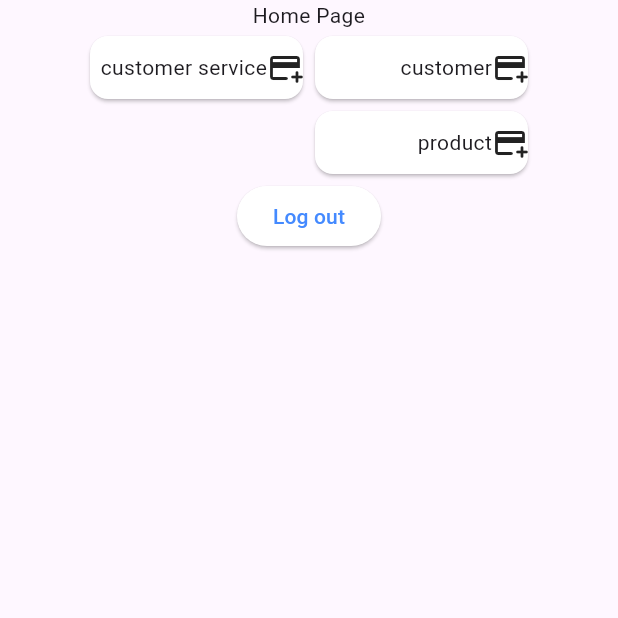
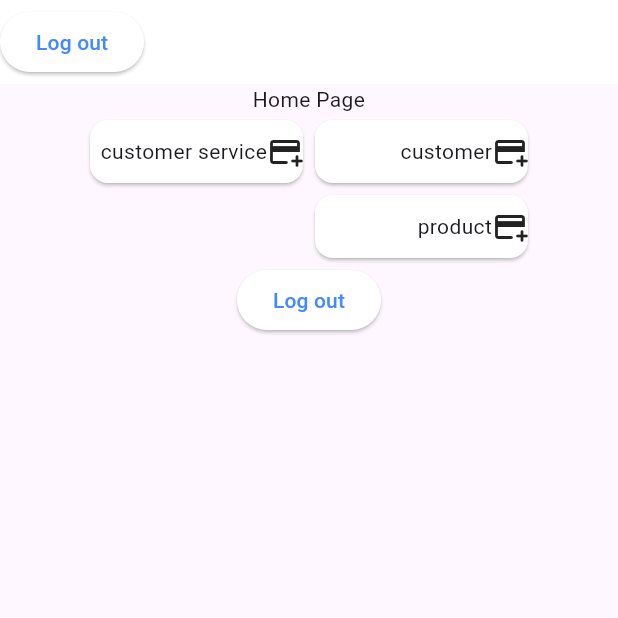
Before and after one commit to mostfa-ayad/german_erp, a Flutter app: the screen it shows once a user with an empty profile is signed in, on a phone screen of 412 x 824 dp, the top half of it. Run offline on Flutter 3.47's test engine with Material 3 defaults, Android fonts, the phone set to English and light mode, and no system bars; our stand-ins replace bloc, dartz, easy_localization, equatable, flutter_bloc, flutter_screenutil and 2 more; missing offline and left inert: expandable_datatable; accounts and stored records are empty.

Commit message:
dashboard

```diff
--- a/lib/dashboard/pages/dashboard.dart
+++ b/lib/dashboard/pages/dashboard.dart
@@ -11,6 +11,15 @@ class Dashboard extends StatelessWidget {
   @override
   Widget build(BuildContext context) {
     return Scaffold(
+      appBar: AppBar(
+        actions: [
+          ElevatedButton(
+              onPressed: () async {
+                await supabase.client.auth.signOut();
+              },
+              child: const Text("Log out"))
+        ],
+      ),
       body: Center(
         child: Column(
           children: [
```
Also changed, not shown: 3 other files.
